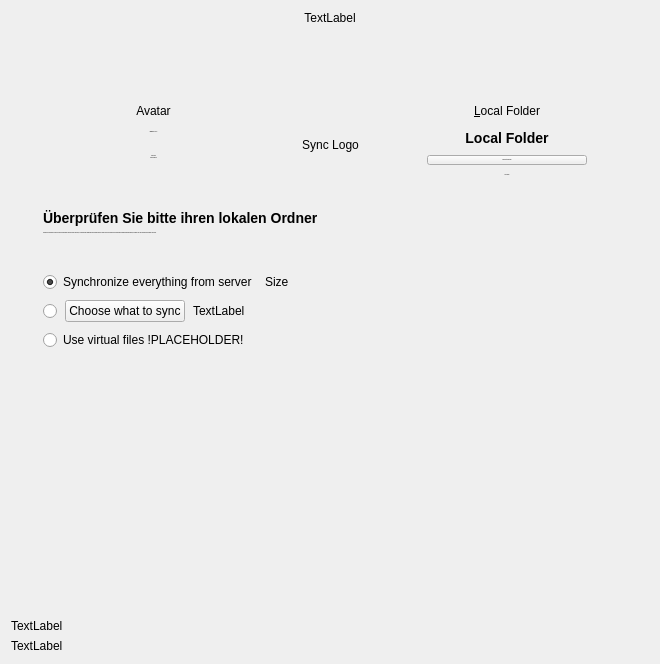
Above: src/gui/wizard/owncloudadvancedsetuppage.ui from nextmcloud/desktop before the change. Below: the same form after it.
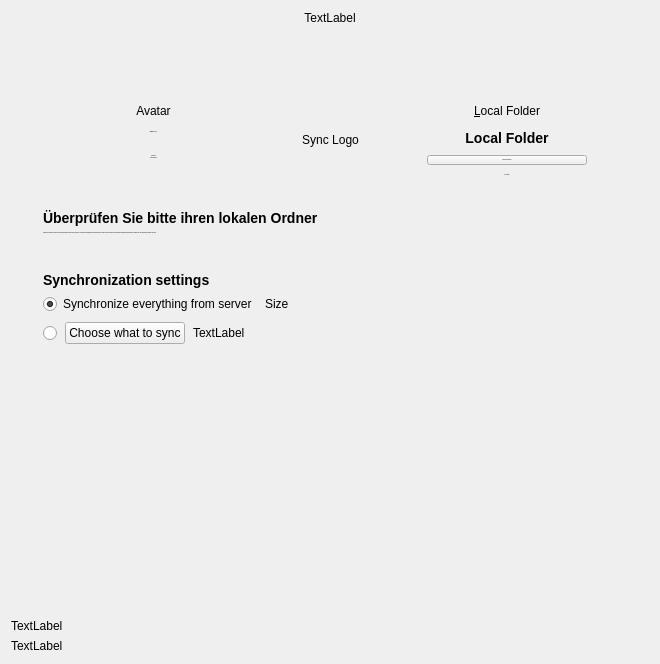
That is the form after the change.

```diff
--- a/src/gui/wizard/owncloudadvancedsetuppage.ui
+++ b/src/gui/wizard/owncloudadvancedsetuppage.ui
@@ -19,7 +19,7 @@
   <property name="windowTitle">
    <string notr="true">Form</string>
   </property>
-  <layout class="QVBoxLayout" name="verticalLayout_6">
+  <layout class="QVBoxLayout" name="verticalLayout_4">
    <item>
     <widget class="QLabel" name="topLabel">
      <property name="sizePolicy">
@@ -59,8 +59,6 @@
     </spacer>
    </item>
    <item>
-    <layout class="QVBoxLayout" name="verticalLayout_4">
-     <item>
       <layout class="QHBoxLayout" name="horizontalLayout_3">
        <item>
         <spacer name="horizontalSpacer_12">
@@ -288,7 +286,7 @@
              <property name="sizeHint" stdset="0">
               <size>
                <width>20</width>
-               <height>10</height>
+             <height>20</height>
               </size>
              </property>
             </spacer>
@@ -618,6 +616,32 @@
            </property>
           </spacer>
          </item>
+       <item>
+        <layout class="QHBoxLayout" name="synchronizationSettings">
+         <item>
+          <widget class="QLabel" name="synchronizationSettingsLabel">
+           <property name="font">
+            <font>
+             <family>Segoe UI</family>
+             <pointsize>-1</pointsize>
+             <weight>9</weight>
+             <italic>false</italic>
+             <bold>false</bold>
+            </font>
+           </property>
+           <property name="styleSheet">
+            <string notr="true">font: 75 14px &quot;Segoe UI&quot;;</string>
+           </property>
+           <property name="text">
+            <string>&lt;html&gt;&lt;head/&gt;&lt;body&gt;&lt;p&gt;&lt;b&gt;&lt;span style=&quot; font-size:14px;&quot;&gt;Synchronization settings&lt;/span&gt;&lt;/b&gt;&lt;/p&gt;&lt;/body&gt;&lt;/html&gt;</string>
+           </property>
+           <property name="alignment">
+            <set>Qt::AlignLeading|Qt::AlignLeft|Qt::AlignVCenter</set>
+           </property>
+          </widget>
+         </item>
+        </layout>
+       </item>
          <item>
           <layout class="QVBoxLayout" name="verticalLayout_7">
            <property name="spacing">
@@ -745,42 +769,6 @@
                </item>
               </layout>
              </item>
-             <item>
-              <layout class="QHBoxLayout" name="lVirtualFileSync">
-               <item>
-                <widget class="QRadioButton" name="rVirtualFileSync">
-                 <property name="sizePolicy">
-                  <sizepolicy hsizetype="Minimum" vsizetype="Minimum">
-                   <horstretch>0</horstretch>
-                   <verstretch>0</verstretch>
-                  </sizepolicy>
-                 </property>
-                 <property name="styleSheet">
-                  <string notr="true">font: 14px &quot;Segoe UI&quot;;</string>
-                 </property>
-                 <property name="text">
-                  <string notr="true">Use virtual files !PLACEHOLDER!</string>
-                 </property>
-                 <property name="checkable">
-                  <bool>false</bool>
-                 </property>
-                </widget>
-               </item>
-               <item>
-                <spacer name="horizontalSpacer_5">
-                 <property name="orientation">
-                  <enum>Qt::Horizontal</enum>
-                 </property>
-                 <property name="sizeHint" stdset="0">
-                  <size>
-                   <width>40</width>
-                   <height>20</height>
-                  </size>
-                 </property>
-                </spacer>
-               </item>
-              </layout>
-             </item>
             </layout>
            </item>
           </layout>
@@ -802,8 +790,6 @@
           </size>
          </property>
         </spacer>
-       </item>
-      </layout>
      </item>
     </layout>
    </item>
```
Lines whose indentation alone changed are shown as unchanged.
